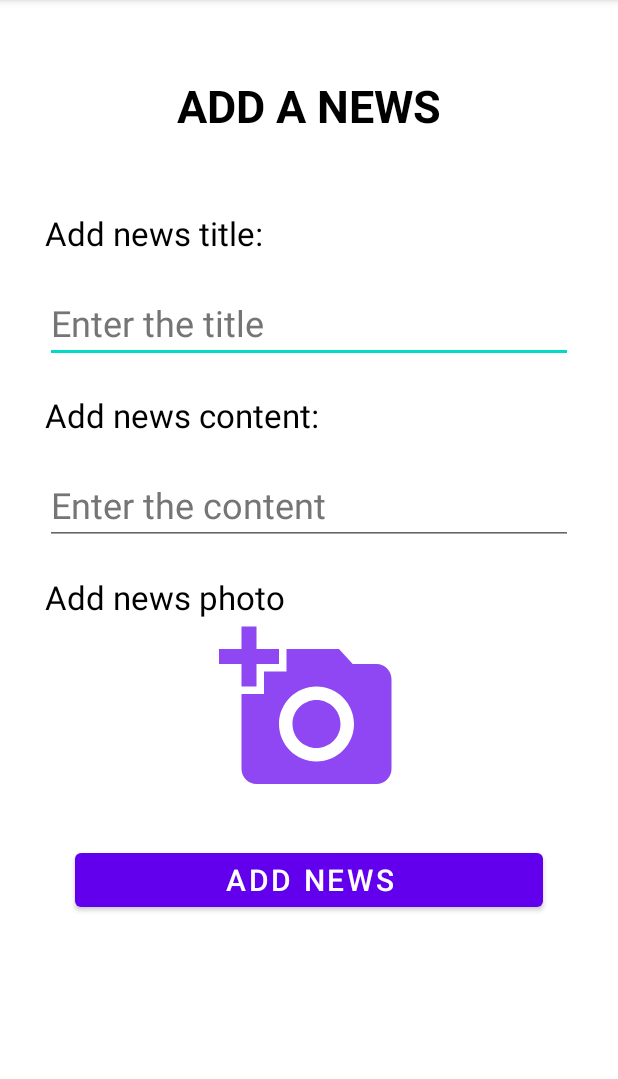
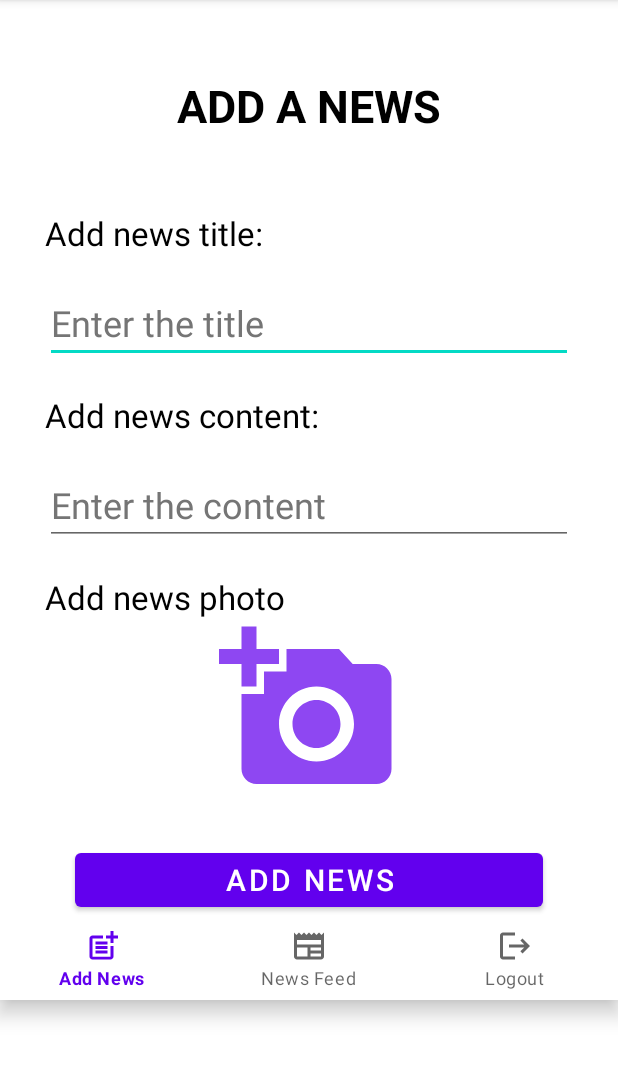
Before and after one commit to AtasieOana/Android-Project, an Android app: the NewNewsActivity screen opened directly, with no data from a screen before it, on a phone screen of 412 x 824 dp, the part 84-1163 px from its top. Run offline under Robolectric (Android 15) with nearby library versions, the phone set to English and light mode, and no system bars.

Commit message:
news image

```diff
--- /dev/null
+++ b/app/src/main/res/drawable/ic_add.xml
@@ -0,0 +1,22 @@
+<vector xmlns:android="http://schemas.android.com/apk/res/android"
+    android:width="24dp"
+    android:height="24dp"
+    android:viewportWidth="24"
+    android:viewportHeight="24"
+    android:tint="?attr/colorControlNormal">
+  <path
+      android:fillColor="@android:color/white"
+      android:pathData="M17,19.22H5V7h7V5H5C3.9,5 3,5.9 3,7v12c0,1.1 0.9,2 2,2h12c1.1,0 2,-0.9 2,-2v-7h-2V19.22z"/>
+  <path
+      android:fillColor="@android:color/white"
+      android:pathData="M19,2h-2v3h-3c0.01,0.01 0,2 0,2h3v2.99c0.01,0.01 2,0 2,0V7h3V5h-3V2z"/>
+  <path
+      android:fillColor="@android:color/white"
+      android:pathData="M7,9h8v2h-8z"/>
+  <path
+      android:fillColor="@android:color/white"
+      android:pathData="M7,12l0,2l8,0l0,-2l-3,0z"/>
+  <path
+      android:fillColor="@android:color/white"
+      android:pathData="M7,15h8v2h-8z"/>
+</vector>
--- /dev/null
+++ b/app/src/main/res/drawable/ic_feed.xml
@@ -0,0 +1,10 @@
+<vector xmlns:android="http://schemas.android.com/apk/res/android"
+    android:width="24dp"
+    android:height="24dp"
+    android:viewportWidth="24"
+    android:viewportHeight="24"
+    android:tint="?attr/colorControlNormal">
+  <path
+      android:fillColor="@android:color/white"
+      android:pathData="M22,3l-1.67,1.67L18.67,3L17,4.67L15.33,3l-1.66,1.67L12,3l-1.67,1.67L8.67,3L7,4.67L5.33,3L3.67,4.67L2,3v16c0,1.1 0.9,2 2,2l16,0c1.1,0 2,-0.9 2,-2V3zM11,19H4v-6h7V19zM20,19h-7v-2h7V19zM20,15h-7v-2h7V15zM20,11H4V8h16V11z"/>
+</vector>
--- /dev/null
+++ b/app/src/main/res/drawable/ic_logout.xml
@@ -0,0 +1,11 @@
+<vector xmlns:android="http://schemas.android.com/apk/res/android"
+    android:width="24dp"
+    android:height="24dp"
+    android:viewportWidth="24"
+    android:viewportHeight="24"
+    android:tint="?attr/colorControlNormal"
+    android:autoMirrored="true">
+  <path
+      android:fillColor="@android:color/white"
+      android:pathData="M17,7l-1.41,1.41L18.17,11H8v2h10.17l-2.58,2.58L17,17l5,-5zM4,5h8V3H4c-1.1,0 -2,0.9 -2,2v14c0,1.1 0.9,2 2,2h8v-2H4V5z"/>
+</vector>
--- a/app/src/main/res/layout/activity_new_news.xml
+++ b/app/src/main/res/layout/activity_new_news.xml
@@ -8,6 +8,7 @@
     tools:context=".NewNewsActivity"
     tools:ignore="LabelFor"
     >
+
 
     <TextView
         android:id="@+id/addNewsTitle"
@@ -107,6 +108,16 @@
         android:textSize="20sp"
         />
 
+    <FrameLayout
+        android:id="@+id/layoutFrame"
+        android:layout_width="match_parent"
+        android:layout_height="match_parent"
+        >
 
-
+        <com.google.android.material.bottomnavigation.BottomNavigationView
+            android:id="@+id/bottom_navigation"
+            android:layout_width="match_parent"
+            android:layout_height="wrap_content"
+            app:menu="@menu/navigation_menu"/>
+    </FrameLayout>
 </LinearLayout>
--- a/app/src/main/res/menu/navigation_menu.xml
+++ b/app/src/main/res/menu/navigation_menu.xml
@@ -2,13 +2,21 @@
 <menu xmlns:android="http://schemas.android.com/apk/res/android">
 
     <item
+        android:id="@+id/add"
+        android:title="Add News"
+        android:icon="@drawable/ic_add"
+        />
+
+    <item
         android:id="@+id/feed"
-        android:title="Feed"
+        android:title="News Feed"
+        android:icon="@drawable/ic_feed"
         />
+
     <item
         android:id="@+id/logout"
         android:title="Logout"
+        android:icon="@drawable/ic_logout"
         />
 
-
 </menu>
```
Also changed, not shown: app/src/main/java/com/example/projectandroid/NewNewsActivity.java (+29 -0 lines), app/src/main/java/com/example/projectandroid/NewsDetailsActivity.java (+8 -10 lines), app/src/main/java/com/example/projectandroid/NewsFeedActivity.java (+24 -1 lines), app/src/main/res/layout/news_details.xml (+0 -9 lines), 295 other files.
